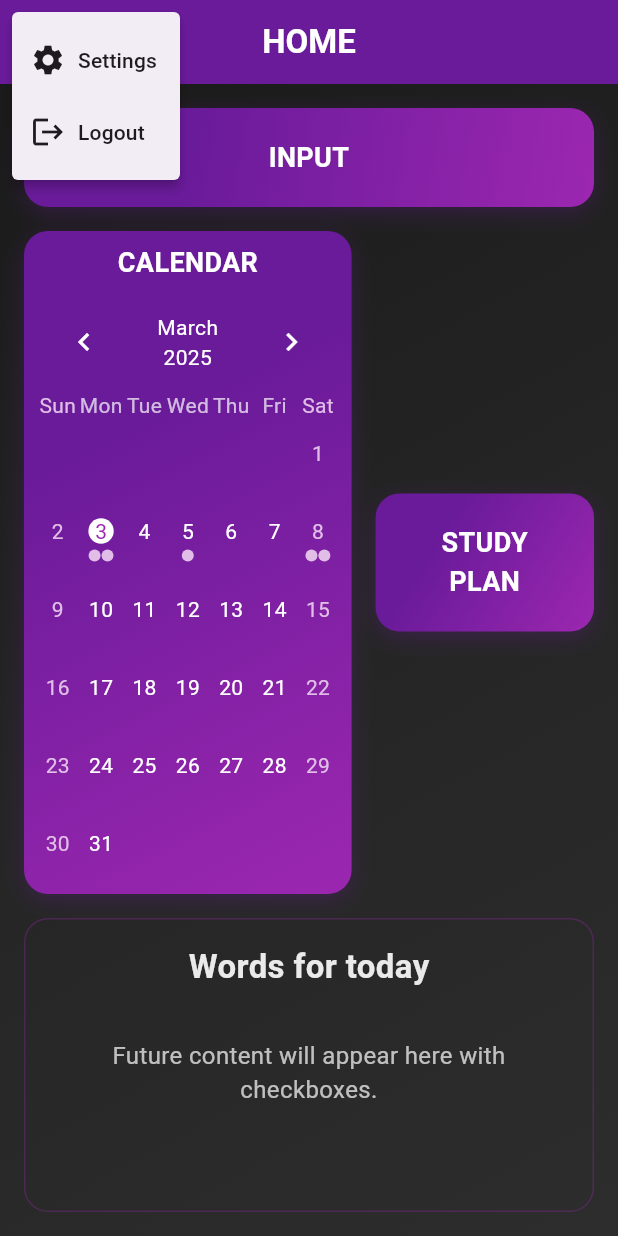
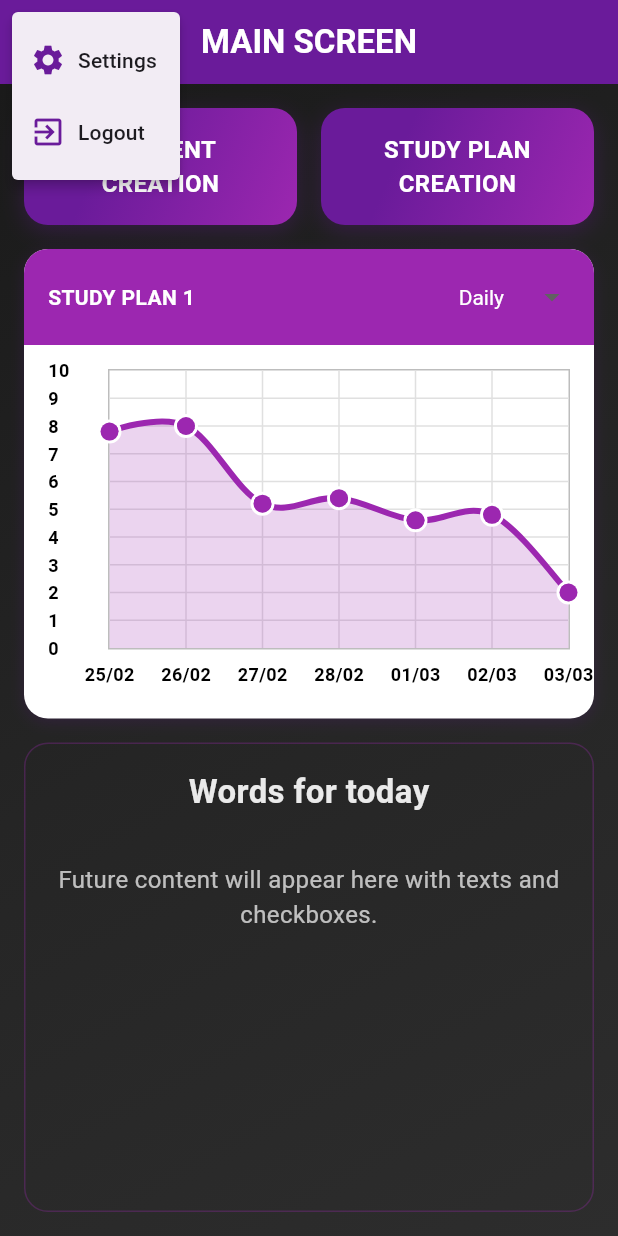
Before and after one commit to GP8-Gokul/Contextual-Content-Creation-Application, a Flutter app: the MainScreen screen opened by its route, after a tap on the "menu" icon, on a phone screen of 412 x 824 dp. Run offline on Flutter 3.47's test engine with Material 3 defaults, Android fonts, the light colour scheme and no system bars; drawn by our look-alikes of fl_chart, table_calendar; our stand-ins replace file_picker, firebase_auth, firebase_core, firebase_database; accounts and stored records are empty.

Commit message:
Main screen updated again

```diff
--- a/frontend/cccapp/lib/screens/main_screen.dart
+++ b/frontend/cccapp/lib/screens/main_screen.dart
@@ -1,11 +1,12 @@
+import 'package:flutter/material.dart';
+import 'package:fl_chart/fl_chart.dart';
+import 'package:intl/intl.dart';
 import 'package:cccapp/widgets/bg.dart';
-import 'package:flutter/material.dart';
-import 'package:table_calendar/table_calendar.dart';
 import 'dart:developer';
 import 'package:cccapp/service/auth/logout.dart';
 
 class MainScreen extends StatefulWidget {
-  const MainScreen({super.key});
+  const MainScreen({Key? key}) : super(key: key);
   static String routeName = 'main_screen';
 
   @override
@@ -13,83 +14,96 @@ class MainScreen extends StatefulWidget {
 }
 
 class _MainScreenState extends State<MainScreen> {
-  // Button colors
   static const Color primaryPurple = Color(0xFF9C27B0);
   static const Color darkPurple = Color(0xFF6A1B9A);
-  static const Color lightPurple = Color(0xFFE1BEE7);
 
-  // Calendar controller
-  late CalendarFormat _calendarFormat;
-  late DateTime _focusedDay;
-  late DateTime _selectedDay;
+  String _selectedGraphType = 'Daily';
+  List<String> _graphTypes = ['Daily', 'Weekly', 'Monthly'];
 
-  // Sample events
-  Map<DateTime, List<Event>> events = {};
+  List<GraphData> _dailyData = [];
+  List<GraphData> _weeklyData = [];
+  List<GraphData> _monthlyData = [];
 
   @override
   void initState() {
     super.initState();
-    _calendarFormat = CalendarFormat.month;
-    _focusedDay = DateTime.now();
-    _selectedDay = DateTime.now();
-
-    // Add some sample events
-    final today = DateTime.now();
-    events[DateTime(today.year, today.month, today.day)] = [
-      Event('Meeting with Team'),
-      Event('Project Deadline'),
-    ];
-    events[DateTime(today.year, today.month, today.day + 2)] = [
-      Event('Doctor Appointment'),
-    ];
-    events[DateTime(today.year, today.month, today.day + 5)] = [
-      Event('Birthday Party'),
-      Event('Grocery Shopping'),
-    ];
+    _generateSampleData();
   }
 
-  List<Event> _getEventsForDay(DateTime day) {
-    return events[DateTime(day.year, day.month, day.day)] ?? [];
+  void _generateSampleData() {
+    final now = DateTime.now();
+    for (int i = 6; i >= 0; i--) {
+      final date = now.subtract(Duration(days: i));
+      _dailyData
+          .add(GraphData(date, (2 + i * 0.8 + (date.day % 3)).toDouble()));
+    }
+
+    for (int i = 3; i >= 0; i--) {
+      final date = now.subtract(Duration(days: i * 7));
+      _weeklyData
+          .add(GraphData(date, (4 + i * 1.5 + (date.day % 2)).toDouble()));
+    }
+
+    for (int i = 5; i >= 0; i--) {
+      final date = DateTime(now.year, now.month - i, 1);
+      _monthlyData
+          .add(GraphData(date, (5 + i * 0.7 + (date.month % 3)).toDouble()));
+    }
+  }
+
+  List<GraphData> get _currentData {
+    switch (_selectedGraphType) {
+      case 'Weekly':
+        return _weeklyData;
+      case 'Monthly':
+        return _monthlyData;
+      case 'Daily':
+      default:
+        return _dailyData;
+    }
   }
 
   @override
   Widget build(BuildContext context) {
     return Scaffold(
       appBar: AppBar(
+        elevation: 0,
         backgroundColor: darkPurple,
         centerTitle: true,
         title: const Text(
-          'HOME',
-          style: TextStyle(color: Colors.white, fontWeight: FontWeight.bold),
+          'MAIN SCREEN',
+          style: TextStyle(
+            color: Colors.white,
+            fontWeight: FontWeight.bold,
+          ),
         ),
         leading: PopupMenuButton<String>(
-          icon: const Icon(Icons.menu, color: Colors.white),
+          icon: const Icon(Icons.menu),
           onSelected: (value) {
             if (value == 'settings') {
               log('Settings pressed');
-              // Add navigation to settings
             } else if (value == 'logout') {
               log('Logout pressed');
               logoutUser();
-              Navigator.pushNamed(context, 'login_screen');
+              Navigator.pop(context);
             }
           },
-          itemBuilder: (BuildContext context) => [
-            const PopupMenuItem<String>(
+          itemBuilder: (context) => [
+            PopupMenuItem(
               value: 'settings',
               child: Row(
-                children: [
-                  Icon(Icons.settings),
+                children: const [
+                  Icon(Icons.settings, color: darkPurple),
                   SizedBox(width: 8),
                   Text('Settings'),
                 ],
               ),
             ),
-            const PopupMenuItem<String>(
+            PopupMenuItem(
               value: 'logout',
               child: Row(
-                children: [
-                  Icon(Icons.logout),
+                children: const [
+                  Icon(Icons.exit_to_app, color: darkPurple),
                   SizedBox(width: 8),
                   Text('Logout'),
                 ],
@@ -106,28 +120,23 @@ class _MainScreenState extends State<MainScreen> {
               padding: const EdgeInsets.all(16.0),
               child: Column(
                 children: [
-                  // Button 1
-                  _buildGradientButton(
-                    title: 'INPUT',
-                    onTap: () {
-                      log('Input pressed');
-                      Navigator.pushNamed(context, 'input_screen');
-                    },
-                  ),
-                  const SizedBox(height: 16),
                   Row(
                     children: [
                       Expanded(
-                        flex: 3,
-                        child: _buildCalendarCard(),
+                        child: _buildGradientButton(
+                          title: 'CONTENT\nCREATION',
+                          onTap: () {
+                            log('1 pressed');
+                            Navigator.pushNamed(context, 'input_screen');
+                          },
+                        ),
                       ),
                       const SizedBox(width: 16),
                       Expanded(
-                        flex: 2,
                         child: _buildGradientButton(
-                          title: 'STUDY\nPLAN',
+                          title: 'STUDY PLAN\nCREATION',
                           onTap: () {
-                            log('Study plan pressed');
+                            log('2 pressed');
                           },
                         ),
                       ),
@@ -135,6 +144,79 @@ class _MainScreenState extends State<MainScreen> {
                   ),
                   const SizedBox(height: 16),
                   Expanded(
+                    flex: 2,
+                    child: Container(
+                      width: double.infinity,
+                      decoration: BoxDecoration(
+                        color: Colors.white,
+                        borderRadius: BorderRadius.circular(16),
+                        boxShadow: [
+                          BoxShadow(
+                            color: darkPurple.withOpacity(0.2),
+                            blurRadius: 8,
+                            offset: const Offset(0, 2),
+                          ),
+                        ],
+                      ),
+                      child: Column(
+                        children: [
+                          Container(
+                            padding: const EdgeInsets.symmetric(
+                                horizontal: 16, vertical: 8),
+                            decoration: BoxDecoration(
+                              color: primaryPurple,
+                              borderRadius: const BorderRadius.only(
+                                topLeft: Radius.circular(16),
+                                topRight: Radius.circular(16),
+                              ),
+                            ),
+                            child: Row(
+                              mainAxisAlignment: MainAxisAlignment.spaceBetween,
+                              children: [
+                                const Text(
+                                  'STUDY PLAN 1',
+                                  style: TextStyle(
+                                    fontWeight: FontWeight.bold,
+                                    color: Colors.white,
+                                  ),
+                                ),
+                                DropdownButton<String>(
+                                  value: _selectedGraphType,
+                                  dropdownColor: Colors.grey.shade700,
+                                  underline: Container(),
+                                  style: const TextStyle(color: Colors.white),
+                                  onChanged: (String? newValue) {
+                                    if (newValue != null) {
+                                      setState(() {
+                                        _selectedGraphType = newValue;
+                                      });
+                                    }
+                                  },
+                                  items: _graphTypes
+                                      .map<DropdownMenuItem<String>>(
+                                          (String value) {
+                                    return DropdownMenuItem<String>(
+                                      value: value,
+                                      child: Text(value),
+                                    );
+                                  }).toList(),
+                                ),
+                              ],
+                            ),
+                          ),
+                          Expanded(
+                            child: Padding(
+                              padding: const EdgeInsets.all(16.0),
+                              child: _buildLineChart(),
+                            ),
+                          ),
+                        ],
+                      ),
+                    ),
+                  ),
+                  const SizedBox(height: 16),
+                  Expanded(
+                    flex: 2,
                     child: _buildScrollableArea(),
                   ),
                 ],
@@ -152,7 +234,7 @@ class _MainScreenState extends State<MainScreen> {
       onTap: onTap,
       child: Container(
         width: double.infinity,
-        padding: const EdgeInsets.symmetric(vertical: 20),
+        padding: const EdgeInsets.symmetric(vertical: 16),
         decoration: BoxDecoration(
           gradient: const LinearGradient(
             begin: Alignment.topLeft,
@@ -174,7 +256,7 @@ class _MainScreenState extends State<MainScreen> {
           textAlign: TextAlign.center,
           style: const TextStyle(
             color: Colors.white,
-            fontSize: 18,
+            fontSize: 16,
             fontWeight: FontWeight.bold,
           ),
         ),
@@ -182,95 +264,132 @@ class _MainScreenState extends State<MainScreen> {
     );
   }
 
-  Widget _buildCalendarCard() {
-    return Container(
-      decoration: BoxDecoration(
-        gradient: const LinearGradient(
-          begin: Alignment.topLeft,
-          end: Alignment.bottomRight,
-          colors: [darkPurple, primaryPurple],
-          stops: [0.3, 1.0],
+  Widget _buildLineChart() {
+    final data = _currentData;
+
+    if (data.isEmpty) {
+      return const Center(child: Text('No data available'));
+    }
+
+    return LineChart(
+      LineChartData(
+        gridData: FlGridData(
+          show: true,
+          drawVerticalLine: true,
+          horizontalInterval: 1,
+          verticalInterval: 1,
+          getDrawingHorizontalLine: (value) {
+            return FlLine(
+              color: Colors.grey.shade300,
+              strokeWidth: 1,
+            );
+          },
+          getDrawingVerticalLine: (value) {
+            return FlLine(
+              color: Colors.grey.shade300,
+              strokeWidth: 1,
+            );
+          },
         ),
-        borderRadius: BorderRadius.circular(16),
-        boxShadow: [
-          BoxShadow(
-            color: darkPurple.withOpacity(0.3),
-            blurRadius: 12,
-            offset: const Offset(0, 4),
+        titlesData: FlTitlesData(
+          show: true,
+          rightTitles: AxisTitles(
+            sideTitles: SideTitles(showTitles: false),
+          ),
+          topTitles: AxisTitles(
+            sideTitles: SideTitles(showTitles: false),
+          ),
+          bottomTitles: AxisTitles(
+            sideTitles: SideTitles(
+              showTitles: true,
+              reservedSize: 30,
+              interval: 1,
+              getTitlesWidget: (value, meta) {
+                if (value.toInt() >= data.length || value.toInt() < 0) {
+                  return const SizedBox();
+                }
+
+                String text;
+                switch (_selectedGraphType) {
+                  case 'Daily':
+                    text = DateFormat('dd/MM').format(data[value.toInt()].date);
+                    break;
+                  case 'Weekly':
+                    text = 'W${value.toInt() + 1}';
+                    break;
+                  case 'Monthly':
+                    text = DateFormat('MMM').format(data[value.toInt()].date);
+                    break;
+                  default:
+                    text = value.toInt().toString();
+                }
+
+                return Padding(
+                  padding: const EdgeInsets.only(top: 8.0),
+                  child: Text(
+                    text,
+                    style: const TextStyle(
+                      color: Colors.black,
+                      fontWeight: FontWeight.bold,
+                      fontSize: 12,
+                    ),
+                  ),
+                );
+              },
+            ),
+          ),
+          leftTitles: AxisTitles(
+            sideTitles: SideTitles(
+              showTitles: true,
+              interval: 1,
+              getTitlesWidget: (value, meta) {
+                return Text(
+                  value.toInt().toString(),
+                  style: const TextStyle(
+                    color: Colors.black,
+                    fontWeight: FontWeight.bold,
+                    fontSize: 12,
+                  ),
+                );
+              },
+              reservedSize: 40,
+            ),
+          ),
+        ),
+        borderData: FlBorderData(
+          show: true,
+          border: Border.all(color: Colors.grey.shade400),
+        ),
+        minX: 0,
+        maxX: data.length - 1.0,
+        minY: 0,
+        maxY: 10,
+        lineBarsData: [
+          LineChartBarData(
+            spots: List.generate(data.length, (index) {
+              return FlSpot(index.toDouble(), data[index].value);
+            }),
+            isCurved: true,
+            color: primaryPurple,
+            barWidth: 4,
+            isStrokeCapRound: true,
+            dotData: FlDotData(
+              show: true,
+              getDotPainter: (spot, percent, barData, index) {
+                return FlDotCirclePainter(
+                  radius: 6,
+                  color: primaryPurple,
+                  strokeWidth: 2,
+                  strokeColor: Colors.white,
+                );
+              },
+            ),
+            belowBarData: BarAreaData(
+              show: true,
+              color: primaryPurple.withOpacity(0.2),
+            ),
           ),
         ],
-      ),
-      child: Padding(
-        padding: const EdgeInsets.all(8.0),
-        child: Column(
-          children: [
-            const Text(
-              'CALENDAR',
-              style: TextStyle(
-                color: Colors.white,
-                fontSize: 18,
-                fontWeight: FontWeight.bold,
-              ),
-            ),
-            const SizedBox(height: 8),
-            // Simplified calendar display to fit in card
-            TableCalendar(
-              firstDay: DateTime.utc(2023, 1, 1),
-              lastDay: DateTime.utc(2030, 12, 31),
-              focusedDay: _focusedDay,
-              calendarFormat: _calendarFormat,
-              eventLoader: _getEventsForDay,
-              headerStyle: const HeaderStyle(
-                formatButtonVisible: false,
-                titleCentered: true,
-                titleTextStyle: TextStyle(color: Colors.white),
-                leftChevronIcon: Icon(Icons.chevron_left, color: Colors.white),
-                rightChevronIcon:
-                    Icon(Icons.chevron_right, color: Colors.white),
-              ),
-              daysOfWeekStyle: const DaysOfWeekStyle(
-                weekdayStyle: TextStyle(color: Colors.white70),
-                weekendStyle: TextStyle(color: lightPurple),
-              ),
-              calendarStyle: CalendarStyle(
-                outsideDaysVisible: false,
-                defaultTextStyle: const TextStyle(color: Colors.white),
-                weekendTextStyle: const TextStyle(color: lightPurple),
-                selectedDecoration: const BoxDecoration(
-                  color: Colors.white,
-                  shape: BoxShape.circle,
-                ),
-                selectedTextStyle: const TextStyle(color: primaryPurple),
-                todayDecoration: BoxDecoration(
-                  color: Colors.white.withOpacity(0.3),
-                  shape: BoxShape.circle,
-                ),
-                todayTextStyle: const TextStyle(color: Colors.white),
-                markerDecoration: const BoxDecoration(
-                  color: lightPurple,
-                  shape: BoxShape.circle,
-                ),
-              ),
-              selectedDayPredicate: (day) {
-                return isSameDay(_selectedDay, day);
-              },
-              onDaySelected: (selectedDay, focusedDay) {
-                setState(() {
-                  _selectedDay = selectedDay;
-                  _focusedDay = focusedDay;
-                });
-              },
-              onFormatChanged: (format) {
-                setState(() {
-                  _calendarFormat = format;
-                });
-              },
-              onPageChanged: (focusedDay) {
-                _focusedDay = focusedDay;
-              },
-            ),
-          ],
-        ),
       ),
     );
   }
@@ -306,9 +425,8 @@ class _MainScreenState extends State<MainScreen> {
                 padding: const EdgeInsets.all(16.0),
                 child: Column(
                   children: [
-                    // This area will be filled with future content
                     Text(
-                      'Future content will appear here with checkboxes.',
+                      'Future content will appear here with texts and checkboxes.',
                       style: TextStyle(
                         color: Colors.white.withOpacity(0.7),
                         fontSize: 16,
@@ -326,9 +444,9 @@ class _MainScreenState extends State<MainScreen> {
   }
 }
 
-// Simple Event class for calendar
-class Event {
-  final String title;
+class GraphData {
+  final DateTime date;
+  final double value;
 
-  Event(this.title);
+  GraphData(this.date, this.value);
 }
--- a/frontend/cccapp/pubspec.yaml
+++ b/frontend/cccapp/pubspec.yaml
@@ -41,7 +41,8 @@ dependencies:
   cupertino_icons: ^1.0.8
   http: ^1.3.0
   convert: ^3.1.2
-  table_calendar: ^3.2.0
+  fl_chart: ^0.70.2
+  intl: ^0.20.2
 
 dev_dependencies:
   flutter_test:
```
Also changed, not shown: frontend/cccapp/pubspec.lock.
